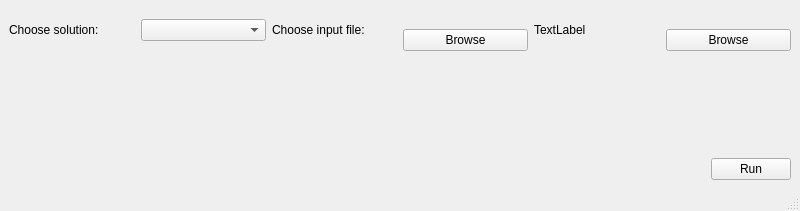
Above: Cplusplus/src/userinterface/MainWindow/MainWindow.ui from Olgittmar/Portfolio before the change. Below: the same form after it.
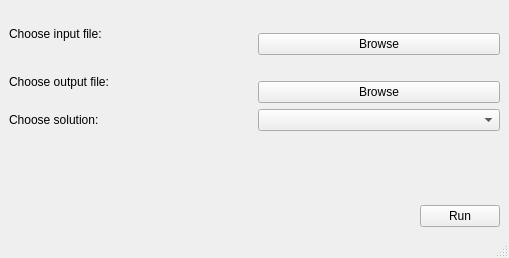
That is the form after the change.

Diff of the .ui file:
```diff
--- a/Cplusplus/src/userinterface/MainWindow/MainWindow.ui
+++ b/Cplusplus/src/userinterface/MainWindow/MainWindow.ui
@@ -6,8 +6,8 @@
    <rect>
     <x>0</x>
     <y>0</y>
-    <width>800</width>
-    <height>211</height>
+    <width>509</width>
+    <height>258</height>
    </rect>
   </property>
   <property name="windowTitle">
@@ -16,21 +16,13 @@
   <widget class="QWidget" name="centralwidget">
    <layout class="QVBoxLayout" name="verticalLayout_2">
     <item>
-     <layout class="QHBoxLayout" name="horizontalLayout_2" stretch="0,0,0">
-      <item>
-       <layout class="QHBoxLayout" name="horizontalLayout_3" stretch="0,0">
-        <item>
-         <widget class="QLabel" name="solutionListLabel">
-          <property name="text">
-           <string>Choose solution:</string>
-          </property>
-         </widget>
-        </item>
-        <item>
-         <widget class="QComboBox" name="solutionComboBox"/>
-        </item>
-       </layout>
-      </item>
+     <layout class="QVBoxLayout" name="verticalLayout_4" stretch="0,0,0">
+      <property name="topMargin">
+       <number>4</number>
+      </property>
+      <property name="bottomMargin">
+       <number>4</number>
+      </property>
       <item>
        <layout class="QHBoxLayout" name="horizontalLayout_5" stretch="0,0">
         <item>
@@ -61,11 +53,17 @@
        </layout>
       </item>
       <item>
-       <layout class="QHBoxLayout" name="horizontalLayout_6">
+       <layout class="QHBoxLayout" name="horizontalLayout_6" stretch="0,0">
         <item>
-         <widget class="QLabel" name="label_2">
+         <widget class="QLabel" name="label">
+          <property name="sizePolicy">
+           <sizepolicy hsizetype="Preferred" vsizetype="Preferred">
+            <horstretch>0</horstretch>
+            <verstretch>0</verstretch>
+           </sizepolicy>
+          </property>
           <property name="text">
-           <string>TextLabel</string>
+           <string>Choose output file:</string>
           </property>
          </widget>
         </item>
@@ -89,6 +87,20 @@
         </item>
        </layout>
       </item>
+      <item>
+       <layout class="QHBoxLayout" name="horizontalLayout_3" stretch="0,0">
+        <item>
+         <widget class="QLabel" name="solutionListLabel">
+          <property name="text">
+           <string>Choose solution:</string>
+          </property>
+         </widget>
+        </item>
+        <item>
+         <widget class="QComboBox" name="solutionComboBox"/>
+        </item>
+       </layout>
+      </item>
      </layout>
     </item>
     <item>
```
Left out of the diff: 2 changed lines with no effect on the pictures.
